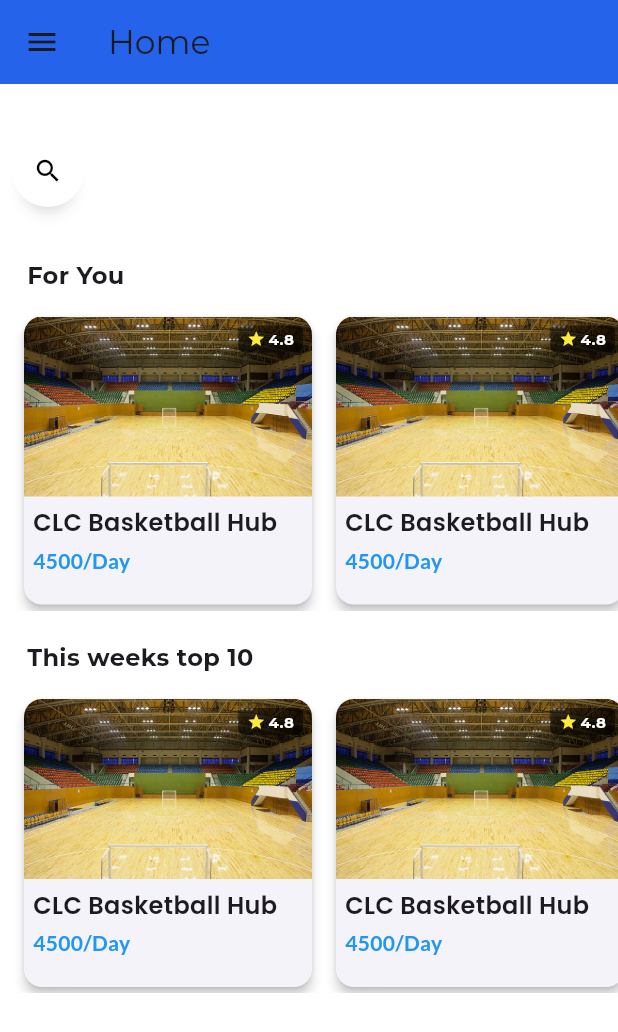
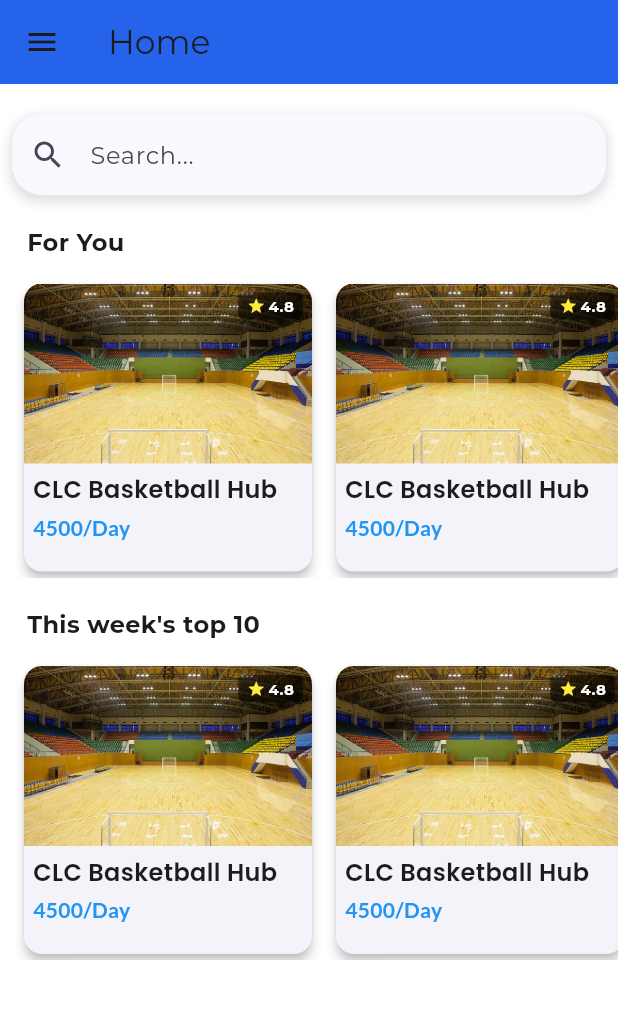
Before and after one commit to Ransikacosta99/sportshub, a Flutter app: the screen it shows after launch, on a phone screen of 412 x 824 dp. Shown: the top 1032 px of the screen. Run offline on Flutter 3.47's test engine with Material 3 defaults, Android fonts, the phone set to English and light mode, and no system bars; drawn by our look-alikes of anim_search_bar; our stand-ins replace carousel_slider, google_fonts, riverpod.

Commit message:
fix searchbar

```diff
--- a/lib/screens/home_screen.dart
+++ b/lib/screens/home_screen.dart
@@ -1,8 +1,7 @@
 import 'package:flutter/material.dart';
-import 'package:sidebarx/sidebarx.dart';
-import 'package:anim_search_bar/anim_search_bar.dart';
 import '../widgets/horizontal_card_list.dart';
 import './profile_screen.dart';
+import 'package:riverpod/riverpod.dart';
 
 class HomeScreen extends StatefulWidget {
   const HomeScreen({Key? key}) : super(key: key);
@@ -12,9 +11,9 @@ class HomeScreen extends StatefulWidget {
 }
 
 class _HomeScreenState extends State<HomeScreen> {
-  final _controller = SidebarXController(selectedIndex: 0, extended: true);
   final _key = GlobalKey<ScaffoldState>();
   TextEditingController _searchController = TextEditingController();
+  bool _isFocused = false;
 
   List<Map<String, dynamic>> cardData = [
     {
@@ -163,104 +162,148 @@ class _HomeScreenState extends State<HomeScreen> {
         ),
         title: const Text('Home'),
       ),
-      drawer: SidebarX(
-        controller: _controller,
-        theme: SidebarXTheme(
-          margin: const EdgeInsets.all(10),
-          decoration: BoxDecoration(
-            borderRadius: BorderRadius.circular(20),
+      drawer: Drawer(
+        // Use the standard Flutter Drawer
+        backgroundColor: canvasColor, // Set your background color
+        child: ListView(
+          // Use a ListView for scrollable content
+          padding: EdgeInsets.zero, // Remove default padding
+          children: [
+            DrawerHeader(
+              // Use DrawerHeader for the header
+              decoration: const BoxDecoration(
                 color: canvasColor,
               ),
-          textStyle: TextStyle(color: Colors.white.withOpacity(0.7)),
-          selectedTextStyle: const TextStyle(color: Colors.white),
-          itemTextPadding: const EdgeInsets.only(left: 30),
-          selectedItemTextPadding: const EdgeInsets.only(left: 30),
-          itemPadding: const EdgeInsets.symmetric(vertical: 10, horizontal: 20),
-        ),
-        extendedTheme: const SidebarXTheme(
-          width: 200,
-          decoration: BoxDecoration(
-            color: canvasColor,
-          ),
-        ),
-        footerDivider: Divider(color: Colors.white.withOpacity(0.3), height: 1),
-        headerBuilder: (context, extended) {
-          return SizedBox(
-            height: 100,
               child: Padding(
                 padding: const EdgeInsets.all(16.0),
                 child: Image.asset(
-                  'assets/images/logo.png'), // Replace with your logo
+                  'assets/images/logo.png',
+                  errorBuilder: (context, error, stackTrace) =>
+                      const Text("Logo Image not found"),
                 ),
-          );
+              ),
+            ),
+            ListTile(
+              // Use ListTile for each menu item
+              leading: const Icon(Icons.home, color: Colors.white),
+              title: const Text('Home', style: TextStyle(color: Colors.white)),
+              onTap: () {
+                Navigator.pop(context); // Close the drawer
+                // Add your navigation logic here
               },
-        items: [
-          SidebarXItem(
-            icon: Icons.home,
-            label: 'Home',
             ),
-          SidebarXItem(
-            icon: Icons.person,
-            label: 'Profile',
+            ListTile(
+              leading: const Icon(Icons.person, color: Colors.white),
+              title:
+                  const Text('Profile', style: TextStyle(color: Colors.white)),
               onTap: () {
+                Navigator.pop(context); // Close the drawer
                 Navigator.push(
                   context,
-                MaterialPageRoute(builder: (context) => const ProfileScreen()),
+                  MaterialPageRoute(
+                      builder: (context) => const ProfileScreen()),
                 );
               },
             ),
-          SidebarXItem(
-            icon: Icons.settings,
-            label: 'Settings',
+            ListTile(
+              leading: const Icon(Icons.settings, color: Colors.white),
+              title:
+                  const Text('Settings', style: TextStyle(color: Colors.white)),
+              onTap: () {
+                Navigator.pop(context); // Close the drawer
+                // Add your navigation logic here
+              },
             ),
           ],
         ),
-      body: Column(
+      ),
+      body: GestureDetector(
+        onTap: () => FocusScope.of(context).unfocus(),
+        behavior: HitTestBehavior.translucent,
+        child: Column(
           crossAxisAlignment: CrossAxisAlignment.start,
           children: [
             Padding(
-            padding: const EdgeInsets.all(8.0),
-            child: AnimSearchBar(
-              width: MediaQuery.of(context).size.width - 16,
-              textController: _searchController,
-              onSuffixTap: () {
-                setState(() {
-                  _searchController.clear();
-                });
+              padding: const EdgeInsets.fromLTRB(8, 20, 8, 20),
+              child: InkWell(
+                borderRadius: BorderRadius.circular(20.0),
+                onTap: () {},
+                child: Ink(
+                  decoration: BoxDecoration(
+                    color: Theme.of(context).canvasColor,
+                    borderRadius: BorderRadius.circular(20.0),
+                    boxShadow: [
+                      BoxShadow(
+                        color: Colors.grey.withOpacity(0.3),
+                        spreadRadius: 2,
+                        blurRadius: 5,
+                        offset: const Offset(0, 3),
+                      ),
+                    ],
+                  ),
+                  child: FocusScope(
+                    onFocusChange: (hasFocus) =>
+                        setState(() => _isFocused = hasFocus),
+                    child: TextField(
+                      controller: _searchController,
+                      showCursor: _isFocused,
+                      decoration: InputDecoration(
+                        hintText: 'Search...',
+                        prefixIcon: const Icon(Icons.search),
+                        suffixIcon: _searchController.text.isNotEmpty
+                            ? IconButton(
+                                icon: const Icon(Icons.clear),
+                                onPressed: () =>
+                                    setState(() => _searchController.clear()),
+                              )
+                            : null,
+                        border: InputBorder.none,
+                        focusedBorder: InputBorder.none,
+                        enabledBorder: InputBorder.none,
+                        errorBorder: InputBorder.none,
+                        disabledBorder: InputBorder.none,
+                        contentPadding: const EdgeInsets.symmetric(
+                            vertical: 15.0, horizontal: 20.0),
+                      ),
+                      onChanged: (value) {
+                        debugPrint('onChanged: $value');
+                        setState(() {});
                       },
-              onSubmitted: (String value) {
+                      onSubmitted: (value) {
+                        FocusScope.of(context).unfocus(); // unfocus on submit
                         debugPrint('onSubmitted: $value');
                       },
-              closeSearchOnSuffixTap: true,
                     ),
                   ),
-          const Padding(
-            // Combined padding
-            padding: EdgeInsets.fromLTRB(18.0, 0, 8.0, 4),
+                ),
+              ),
+            ),
+            Padding(
+              padding: const EdgeInsets.fromLTRB(18.0, 0, 8.0, 4.0),
               child: Text(
                 'For You',
-              style: TextStyle(
-                fontSize: 16,
+                style: const TextStyle(
+                  fontSize: 16.0,
                   fontWeight: FontWeight.bold,
                 ),
               ),
             ),
-          const SizedBox(height: 8),
+            const SizedBox(height: 8.0),
             HorizontalCardList(cardData: cardData),
-          const Padding(
-            // Combined padding
-            padding: EdgeInsets.fromLTRB(18.0, 20, 8.0, 4),
+            Padding(
+              padding: const EdgeInsets.fromLTRB(18.0, 20.0, 8.0, 4.0),
               child: Text(
-              'This weeks top 10',
-              style: TextStyle(
-                fontSize: 16,
+                'This week\'s top 10',
+                style: const TextStyle(
+                  fontSize: 16.0,
                   fontWeight: FontWeight.bold,
                 ),
               ),
             ),
-          const SizedBox(height: 8),
+            const SizedBox(height: 8.0),
             HorizontalCardList(cardData: cardData),
           ],
+        ),
       ),
     );
   }
--- a/pubspec.yaml
+++ b/pubspec.yaml
@@ -33,9 +33,9 @@ dependencies:
   carousel_slider: 5.0.0
   anim_search_bar: ^2.0.3
   card_swiper: ^3.0.1
-  sidebarx: ^0.17.1
   intl: 0.20.1
   google_fonts: 6.2.1
+  riverpod: 2.6.1
 
   # The following adds the Cupertino Icons font to your application.
   # Use with the CupertinoIcons class for iOS style icons.
```
Also changed, not shown: pubspec.lock. Lines whose indentation alone changed are shown as unchanged.
